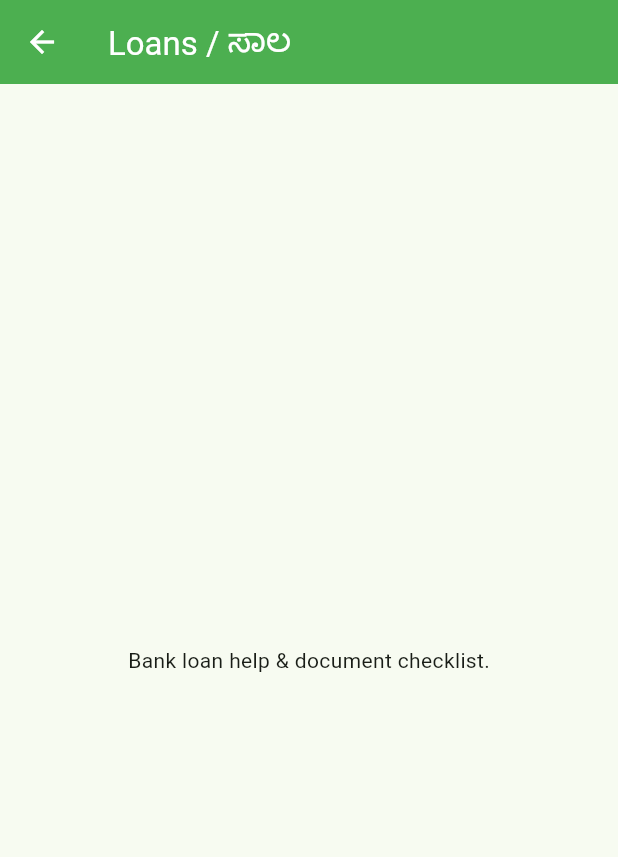
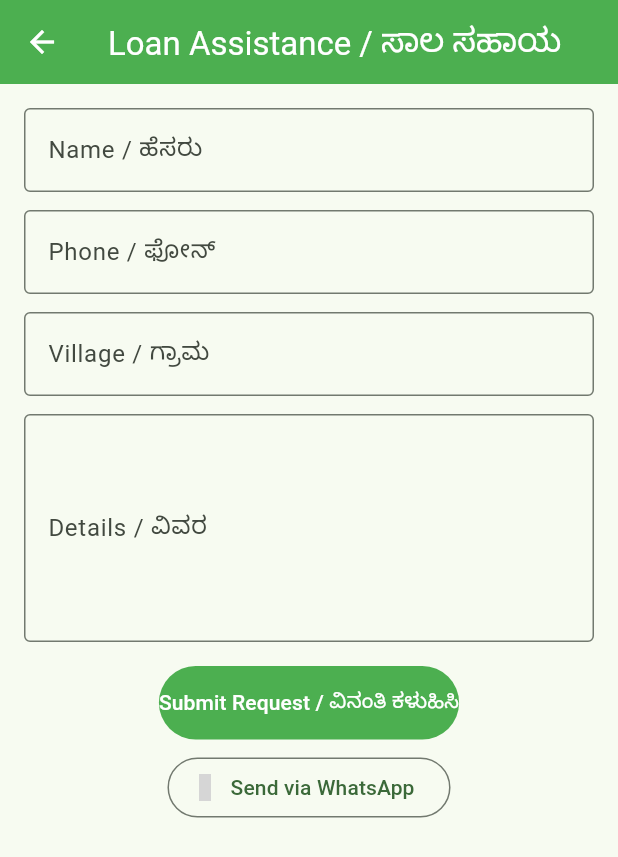
Before and after one commit to ymanjunath94-cyber/bcm, a Flutter app: the HomeScreen screen opened directly, after a tap on "Loan Assistance", on a phone screen of 412 x 824 dp. Shown: the top 857 px of the screen. Run offline on Flutter 3.47's test engine with Material 3 defaults, Android fonts, the phone set to English and light mode, and no system bars; statements that could not run were skipped; grey boxes are pictures that could not be loaded.

Commit message:
Update main.dart

```diff
--- a/lib/main.dart
+++ b/lib/main.dart
@@ -1,4 +1,5 @@
 import 'package:flutter/material.dart';
+import 'package:url_launcher/url_launcher.dart';
 
 void main() => runApp(const BCMApp());
 
@@ -20,10 +21,6 @@ class BCMApp extends StatelessWidget {
 }
 
 /* --------------------------- LOGIN (Demo OTP) --------------------------- */
-// Demo flow (no backend yet):
-// 1) Enter phone -> Send OTP
-// 2) Use OTP: 123456
-// Replace later with Firebase PhoneAuth.
 class LoginPhoneScreen extends StatefulWidget {
   const LoginPhoneScreen({super.key});
   @override
@@ -53,11 +50,8 @@ class _LoginPhoneScreenState extends State<LoginPhoneScreen> {
             child: Column(
               crossAxisAlignment: CrossAxisAlignment.stretch,
               children: [
-                const SizedBox(height: 8),
-                Text(
-                  'Login with Phone / ಫೋನ್ ಮೂಲಕ ಲಾಗಿನ್',
-                  style: Theme.of(context).textTheme.titleMedium,
-                ),
+                Text('Login with Phone / ಫೋನ್ ಮೂಲಕ ಲಾಗಿನ್',
+                    style: Theme.of(context).textTheme.titleMedium),
                 const SizedBox(height: 12),
                 TextFormField(
                   controller: _phoneCtrl,
@@ -68,8 +62,8 @@ class _LoginPhoneScreenState extends State<LoginPhoneScreen> {
                   ),
                   validator: (v) {
                     if (v == null || v.isEmpty) return 'Enter phone number';
-                    final digits = v.replaceAll(RegExp(r'[^0-9]'), '');
-                    if (digits.length < 10) return 'Enter valid 10-digit number';
+                    final d = v.replaceAll(RegExp(r'[^0-9]'), '');
+                    if (d.length < 10) return 'Enter valid 10-digit number';
                     return null;
                   },
                 ),
@@ -97,14 +91,12 @@ class _LoginPhoneScreenState extends State<LoginPhoneScreen> {
                           padding: const EdgeInsets.symmetric(vertical: 14),
                         ),
                         onPressed: _sent ? _verifyOtp : _sendOtp,
-                        child: Text(_sent ? 'Verify OTP / ದೃಢೀಕರಿಸಿ' : 'Send OTP / OTP ಕಳುಹಿಸಿ'),
+                        child: Text(_sent ? 'Verify OTP / ದೃಢೀಕರಿಸಿ'
+                                         : 'Send OTP / OTP ಕಳುಹಿಸಿ'),
                       ),
                 const SizedBox(height: 8),
                 if (_sent)
-                  const Text(
-                    'Demo OTP: 123456',
-                    textAlign: TextAlign.center,
-                  ),
+                  const Text('Demo OTP: 123456', textAlign: TextAlign.center),
               ],
             ),
           ),
@@ -117,10 +109,7 @@ class _LoginPhoneScreenState extends State<LoginPhoneScreen> {
     if (!_formKey.currentState!.validate()) return;
     setState(() => _loading = true);
     await Future.delayed(const Duration(milliseconds: 600));
-    setState(() {
-      _sent = true;
-      _loading = false;
-    });
+    setState(() { _sent = true; _loading = false; });
     if (mounted) {
       ScaffoldMessenger.of(context).showSnackBar(
         const SnackBar(content: Text('OTP sent (demo). Use 123456')),
@@ -135,9 +124,7 @@ class _LoginPhoneScreenState extends State<LoginPhoneScreen> {
     if (_otpCtrl.text.trim() == '123456') {
       if (mounted) {
         Navigator.pushReplacement(
-          context,
-          MaterialPageRoute(builder: (_) => const HomeScreen()),
-        );
+          context, MaterialPageRoute(builder: (_) => const HomeScreen()));
       }
     } else {
       setState(() => _loading = false);
@@ -155,6 +142,9 @@ class _LoginPhoneScreenState extends State<LoginPhoneScreen> {
 class HomeScreen extends StatelessWidget {
   const HomeScreen({super.key});
 
+  static const _whatsAppNumber = '917760394741'; // your number with country code
+  static const _callNumber = '7760394741';
+
   @override
   Widget build(BuildContext context) {
     final cards = <_ServiceCard>[
@@ -162,37 +152,39 @@ class HomeScreen extends StatelessWidget {
         titleEn: 'RTC Land Records',
         titleKn: 'RTC ಭೂ ದಾಖಲೆಗಳು',
         icon: Icons.description_outlined,
-        onTap: () => _open(context, const RTCScreen()),
+        onTap: () => _openWeb(
+          'https://bhoomionline.karnataka.gov.in/'),
       ),
       _ServiceCard(
         titleEn: 'Village / Land Map',
         titleKn: 'ಗ್ರಾಮ / ಭೂ ನಕ್ಷೆ',
         icon: Icons.map_outlined,
-        onTap: () => _open(context, const LandMapScreen()),
+        onTap: () => _openWeb(
+          'https://bhoomipublic.karnataka.gov.in/landrecords'),
       ),
       _ServiceCard(
         titleEn: 'News & Notices',
         titleKn: 'ಸುದ್ದಿ & ಸೂಚನೆ',
         icon: Icons.newspaper,
-        onTap: () => _open(context, const NewsScreen()),
+        onTap: () => _openWeb('https://www.karnataka.gov.in'),
       ),
       _ServiceCard(
         titleEn: 'Loan Assistance',
         titleKn: 'ಸಾಲ ಸಹಾಯ',
         icon: Icons.account_balance,
-        onTap: () => _open(context, const LoansScreen()),
+        onTap: () => _open(context, const RequestFormScreen(topic: 'Loan Assistance / ಸಾಲ ಸಹಾಯ')),
       ),
       _ServiceCard(
         titleEn: 'Police / Case Help',
         titleKn: 'ಪೊಲೀಸ್ / ಪ್ರಕರಣ ಸಹಾಯ',
         icon: Icons.local_police_outlined,
-        onTap: () => _open(context, const PoliceHelpScreen()),
+        onTap: () => _open(context, const RequestFormScreen(topic: 'Police / Case Help / ಪೊಲೀಸ್ ಸಹಾಯ')),
       ),
       _ServiceCard(
         titleEn: 'Govt Schemes',
         titleKn: 'ಸರ್ಕಾರಿ ಯೋಜನೆಗಳು',
         icon: Icons.account_balance_wallet_outlined,
-        onTap: () => _open(context, const SchemesScreen()),
+        onTap: () => _open(context, const RequestFormScreen(topic: 'Govt Schemes / ಸರ್ಕಾರಿ ಯೋಜನೆಗಳು')),
       ),
     ];
 
@@ -202,6 +194,16 @@ class HomeScreen extends StatelessWidget {
         backgroundColor: Colors.green,
         foregroundColor: Colors.white,
         actions: [
+          IconButton(
+            tooltip: 'WhatsApp',
+            icon: const Icon(Icons.whatsapp),
+            onPressed: () => _openWeb('https://wa.me/$_whatsAppNumber?text=Hello%20BCM'),
+          ),
+          IconButton(
+            tooltip: 'Call',
+            icon: const Icon(Icons.call),
+            onPressed: () => _openWeb('tel:$_callNumber'),
+          ),
           IconButton(
             tooltip: 'Logout / ಲಾಗ್ ಔಟ್',
             onPressed: () {
@@ -220,11 +222,7 @@ class HomeScreen extends StatelessWidget {
         child: GridView.builder(
           itemCount: cards.length,
           gridDelegate: const SliverGridDelegateWithFixedCrossAxisCount(
-            crossAxisCount: 2,
-            crossAxisSpacing: 12,
-            mainAxisSpacing: 12,
-            childAspectRatio: 1.1,
-          ),
+            crossAxisCount: 2, crossAxisSpacing: 12, mainAxisSpacing: 12, childAspectRatio: 1.1),
           itemBuilder: (_, i) => _ServiceTile(card: cards[i]),
         ),
       ),
@@ -233,6 +231,14 @@ class HomeScreen extends StatelessWidget {
 
   static void _open(BuildContext context, Widget page) {
     Navigator.push(context, MaterialPageRoute(builder: (_) => page));
+  }
+
+  static Future<void> _openWeb(String url) async {
+    final uri = Uri.parse(url);
+    if (!await launchUrl(uri, mode: LaunchMode.externalApplication)) {
+      // try in-app if external failed
+      await launchUrl(uri, mode: LaunchMode.platformDefault);
+    }
   }
 }
 
@@ -262,21 +268,88 @@ class _ServiceTile extends StatelessWidget {
         ),
         child: Padding(
           padding: const EdgeInsets.all(14),
+          child: Column(mainAxisAlignment: MainAxisAlignment.center, children: [
+            Icon(card.icon, size: 36, color: Colors.green.shade700),
+            const SizedBox(height: 12),
+            Text(card.titleEn, textAlign: TextAlign.center, style: const TextStyle(fontWeight: FontWeight.w600)),
+            const SizedBox(height: 4),
+            Text(card.titleKn, textAlign: TextAlign.center, style: const TextStyle(fontSize: 12, color: Colors.black54)),
+          ]),
+        ),
+      ),
+    );
+  }
+}
+
+/* ---------------------- Simple Request Form (inside app) ---------------- */
+
+class RequestFormScreen extends StatefulWidget {
+  final String topic;
+  const RequestFormScreen({super.key, required this.topic});
+  @override
+  State<RequestFormScreen> createState() => _RequestFormScreenState();
+}
+
+class _RequestFormScreenState extends State<RequestFormScreen> {
+  final _form = GlobalKey<FormState>();
+  final _name = TextEditingController();
+  final _phone = TextEditingController();
+  final _village = TextEditingController();
+  final _details = TextEditingController();
+
+  @override
+  Widget build(BuildContext context) {
+    return Scaffold(
+      appBar: AppBar(
+        title: Text(widget.topic),
+        backgroundColor: Colors.green,
+        foregroundColor: Colors.white,
+      ),
+      body: SingleChildScrollView(
+        padding: const EdgeInsets.all(16),
+        child: Form(
+          key: _form,
           child: Column(
-            mainAxisAlignment: MainAxisAlignment.center,
             children: [
-              Icon(card.icon, size: 36, color: Colors.green.shade700),
+              TextFormField(
+                controller: _name,
+                decoration: const InputDecoration(labelText: 'Name / ಹೆಸರು', border: OutlineInputBorder()),
+                validator: (v) => v == null || v.isEmpty ? 'Required' : null,
+              ),
               const SizedBox(height: 12),
-              Text(
-                card.titleEn,
-                textAlign: TextAlign.center,
-                style: const TextStyle(fontWeight: FontWeight.w600),
+              TextFormField(
+                controller: _phone,
+                keyboardType: TextInputType.phone,
+                decoration: const InputDecoration(labelText: 'Phone / ಫೋನ್', border: OutlineInputBorder()),
+                validator: (v) => v == null || v.length < 10 ? 'Enter valid phone' : null,
               ),
-              const SizedBox(height: 4),
-              Text(
-                card.titleKn,
-                textAlign: TextAlign.center,
-                style: const TextStyle(fontSize: 12, color: Colors.black54),
+              const SizedBox(height: 12),
+              TextFormField(
+                controller: _village,
+                decoration: const InputDecoration(labelText: 'Village / ಗ್ರಾಮ', border: OutlineInputBorder()),
+              ),
+              const SizedBox(height: 12),
+              TextFormField(
+                controller: _details,
+                maxLines: 5,
+                decoration: const InputDecoration(labelText: 'Details / ವಿವರ', border: OutlineInputBorder()),
+                validator: (v) => v == null || v.isEmpty ? 'Required' : null,
+              ),
+              const SizedBox(height: 16),
+              FilledButton(
+                style: FilledButton.styleFrom(backgroundColor: Colors.green, padding: const EdgeInsets.symmetric(vertical: 14)),
+                onPressed: _submit,
+                child: const Text('Submit Request / ವಿನಂತಿ ಕಳುಹಿಸಿ'),
+              ),
+              const SizedBox(height: 8),
+              OutlinedButton.icon(
+                onPressed: () {
+                  final text =
+                      'BCM Service Request:\nTopic: ${widget.topic}\nName: ${_name.text}\nPhone: ${_phone.text}\nVillage: ${_village.text}\nDetails: ${_details.text}';
+                  HomeScreen._openWeb('https://wa.me/917760394741?text=${Uri.encodeComponent(text)}');
+                },
+                icon: const Icon(Icons.whatsapp),
+                label: const Text('Send via WhatsApp'),
               ),
             ],
           ),
@@ -284,96 +357,12 @@ class _ServiceTile extends StatelessWidget {
       ),
     );
   }
-}
 
-/* ----------------------- Placeholder feature screens -------------------- */
-
-class RTCScreen extends StatelessWidget {
-  const RTCScreen({super.key});
-  @override
-  Widget build(BuildContext context) {
-    return _scaffold(
-      context,
-      title: 'RTC / RTC ಭೂ ದಾಖಲೆಗಳು',
-      body: const Text('Add: Survey No, Owner, Village, Taluk, Year.\n(Next step: connect to API)'),
+  void _submit() {
+    if (!_form.currentState!.validate()) return;
+    ScaffoldMessenger.of(context).showSnackBar(
+      const SnackBar(content: Text('Submitted (local). We will connect to backend next.')),
     );
+    Navigator.pop(context);
   }
 }
-
-class LandMapScreen extends StatelessWidget {
-  const LandMapScreen({super.key});
-  @override
-  Widget build(BuildContext context) {
-    return _scaffold(
-      context,
-      title: 'Maps / ನಕ್ಷೆ',
-      body: const Text('Google Map & Survey overlay coming next.'),
-    );
-  }
-}
-
-class NewsScreen extends StatelessWidget {
-  const NewsScreen({super.key});
-  @override
-  Widget build(BuildContext context) {
-    return _scaffold(
-      context,
-      title: 'News / ಸುದ್ದಿ',
-      body: const Text('Feed with govt notices, agri updates (demo).'),
-    );
-  }
-}
-
-class LoansScreen extends StatelessWidget {
-  const LoansScreen({super.key});
-  @override
-  Widget build(BuildContext context) {
-    return _scaffold(
-      context,
-      title: 'Loans / ಸಾಲ',
-      body: const Text('Bank loan help & document checklist.'),
-    );
-  }
-}
-
-class PoliceHelpScreen extends StatelessWidget {
-  const PoliceHelpScreen({super.key});
-  @override
-  Widget build(BuildContext context) {
-    return _scaffold(
-      context,
-      title: 'Police Help / ಪೊಲೀಸ್ ಸಹಾಯ',
-      body: const Text('FIR guidance, case status follow-up (demo).'),
-    );
-  }
-}
-
-class SchemesScreen extends StatelessWidget {
-  const SchemesScreen({super.key});
-  @override
-  Widget build(BuildContext context) {
-    return _scaffold(
-      context,
-      title: 'Govt Schemes / ಸರ್ಕಾರಿ ಯೋಜನೆಗಳು',
-      body: const Text('Yojana list & eligibility (demo).'),
-    );
-  }
-}
-
-/* ------------------------------ Helpers -------------------------------- */
-
-Scaffold _scaffold(BuildContext context, {required String title, required Widget body}) {
-  return Scaffold(
-    appBar: AppBar(
-      title: Text(title),
-      backgroundColor: Colors.green,
-      foregroundColor: Colors.white,
-    ),
-    body: Center(
-      child: Padding(
-        padding: const EdgeInsets.all(16),
-        child: body,
-      ),
-    ),
-  );
-}
```
